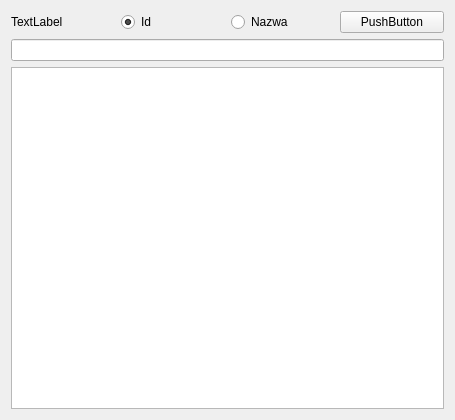
Above: WyborTowaru.ui from konserw/koferta before the change. Below: the same form after it.
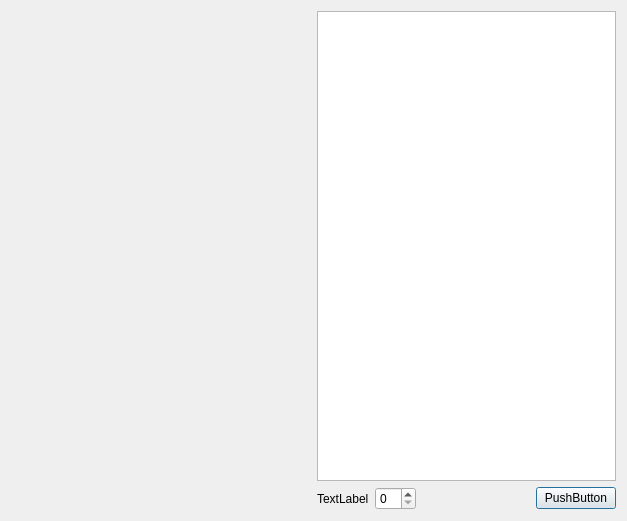
That is the form after the change. Custom widgets are drawn as their Qt base class.

Commit message: * ponowne przebudowanie struktury plików źródłowych * przebudowana główna funkcja programu * lepsze radzenie sobie z problemami sterownika mysql * wyszukiwanie towarów zaimplementowane jako model-view w osobnym widżecie * nowe okno dodawania towarów

Patch:
```diff
--- a/WyborTowaru.ui
+++ b/WyborTowaru.ui
@@ -1,19 +1,34 @@
 <?xml version="1.0" encoding="UTF-8"?>
 <ui version="4.0">
  <class>WyborTowaru</class>
- <widget class="QWidget" name="WyborTowaru">
+ <widget class="QDialog" name="WyborTowaru">
   <property name="geometry">
    <rect>
     <x>0</x>
     <y>0</y>
-    <width>455</width>
-    <height>420</height>
+    <width>627</width>
+    <height>521</height>
    </rect>
   </property>
   <property name="windowTitle">
    <string>Form</string>
   </property>
+  <layout class="QHBoxLayout" name="horizontalLayout_2">
+   <item>
+    <widget class="SzukajTowaru" name="widget" native="true">
+     <property name="sizePolicy">
+      <sizepolicy hsizetype="Expanding" vsizetype="Expanding">
+       <horstretch>0</horstretch>
+       <verstretch>0</verstretch>
+      </sizepolicy>
+     </property>
+    </widget>
+   </item>
+   <item>
   <layout class="QVBoxLayout" name="verticalLayout">
+     <item>
+      <widget class="QPlainTextEdit" name="plainTextEdit"/>
+     </item>
    <item>
     <layout class="QHBoxLayout" name="horizontalLayout">
      <item>
@@ -24,21 +39,20 @@
       </widget>
      </item>
      <item>
-      <widget class="QRadioButton" name="radioButton_id">
-       <property name="text">
-        <string>Id</string>
-       </property>
-       <property name="checked">
-        <bool>true</bool>
-       </property>
-      </widget>
+        <widget class="QSpinBox" name="spinBox"/>
      </item>
      <item>
-      <widget class="QRadioButton" name="radioButton_name">
-       <property name="text">
-        <string>Nazwa</string>
-       </property>
-      </widget>
+        <spacer name="horizontalSpacer">
+         <property name="orientation">
+          <enum>Qt::Horizontal</enum>
+         </property>
+         <property name="sizeHint" stdset="0">
+          <size>
+           <width>40</width>
+           <height>20</height>
+          </size>
+         </property>
+        </spacer>
      </item>
      <item>
       <widget class="QPushButton" name="pushButton_close">
@@ -49,14 +63,18 @@
      </item>
     </layout>
    </item>
-   <item>
-    <widget class="QLineEdit" name="lineEdit"/>
-   </item>
-   <item>
-    <widget class="QTableView" name="tableView"/>
+    </layout>
    </item>
   </layout>
  </widget>
+ <customwidgets>
+  <customwidget>
+   <class>SzukajTowaru</class>
+   <extends>QWidget</extends>
+   <header location="global">SzukajTowaru.h</header>
+   <container>1</container>
+  </customwidget>
+ </customwidgets>
  <resources/>
  <connections/>
 </ui>
```
Left out of the diff: 6 changed lines with no effect on the pictures. Lines whose indentation alone changed are shown as unchanged. The commit also changes 61 other files.
